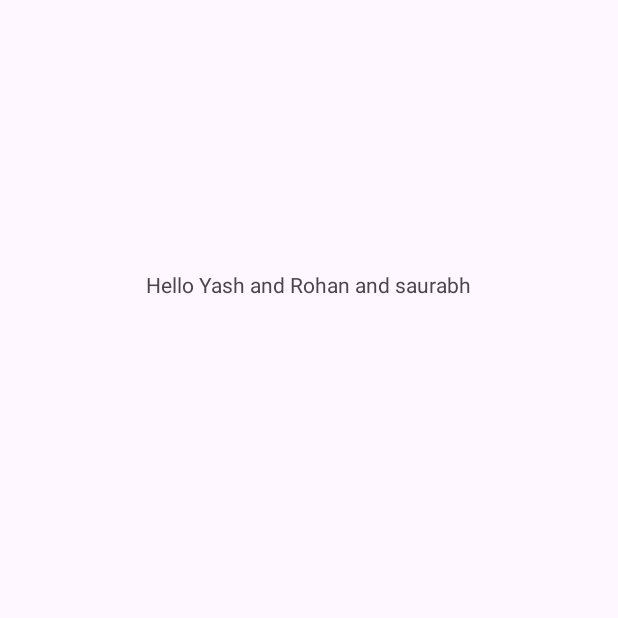
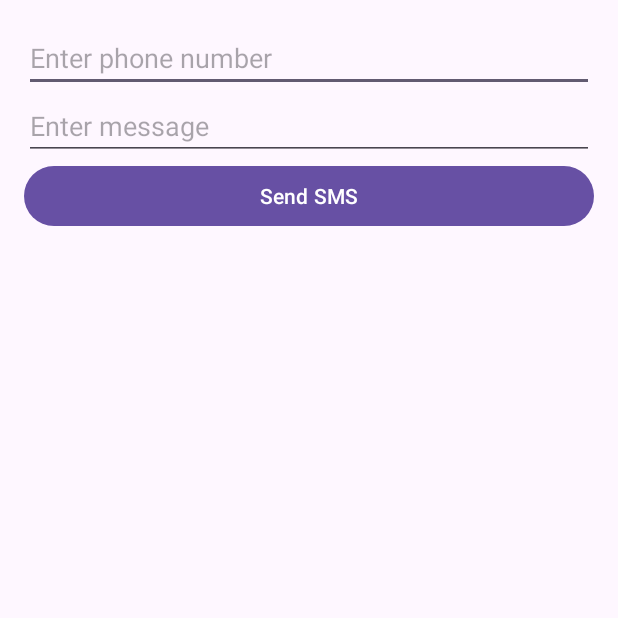
Before and after one commit to saurabh-gawade-29/MyFirstApplication, an Android app: the screen it shows after launch (MainActivity), on a phone screen of 412 x 824 dp, the top half of it. Run offline under Robolectric (Android 15) with nearby library versions, the phone set to English and light mode, and no system bars.

Commit message:
SMS Sending Added

```diff
--- a/app/src/main/java/com/example/myfirstapplication/MainActivity.java
+++ b/app/src/main/java/com/example/myfirstapplication/MainActivity.java
@@ -1,24 +1,59 @@
 package com.example.myfirstapplication;
 
+import androidx.appcompat.app.AppCompatActivity;
+import androidx.core.app.ActivityCompat;
+import androidx.core.content.ContextCompat;
+
+import android.Manifest;
+import android.content.pm.PackageManager;
 import android.os.Bundle;
-
-import androidx.activity.EdgeToEdge;
-import androidx.appcompat.app.AppCompatActivity;
-import androidx.core.graphics.Insets;
-import androidx.core.view.ViewCompat;
-import androidx.core.view.WindowInsetsCompat;
+import android.telephony.SmsManager;
+import android.view.View;
+import android.widget.Button;
+import android.widget.EditText;
+import android.widget.Toast;
 
 public class MainActivity extends AppCompatActivity {
+
+    EditText etPhone, etMessage;
+    Button btnSend;
+
+    private static final int SMS_PERMISSION_CODE = 100;
 
     @Override
     protected void onCreate(Bundle savedInstanceState) {
         super.onCreate(savedInstanceState);
-        EdgeToEdge.enable(this);
         setContentView(R.layout.activity_main);
-        ViewCompat.setOnApplyWindowInsetsListener(findViewById(R.id.main), (v, insets) -> {
-            Insets systemBars = insets.getInsets(WindowInsetsCompat.Type.systemBars());
-            v.setPadding(systemBars.left, systemBars.top, systemBars.right, systemBars.bottom);
-            return insets;
+
+        etPhone = findViewById(R.id.etPhone);
+        etMessage = findViewById(R.id.etMessage);
+        btnSend = findViewById(R.id.btnSend);
+
+        // Check and request permission
+        if (ContextCompat.checkSelfPermission(this, Manifest.permission.SEND_SMS)
+                != PackageManager.PERMISSION_GRANTED) {
+            ActivityCompat.requestPermissions(this,
+                    new String[]{Manifest.permission.SEND_SMS}, SMS_PERMISSION_CODE);
+        }
+
+        btnSend.setOnClickListener(new View.OnClickListener() {
+            @Override
+            public void onClick(View v) {
+                sendSMS();
+            }
         });
     }
+
+    private void sendSMS() {
+        String phone = etPhone.getText().toString();
+        String message = etMessage.getText().toString();
+
+        try {
+            SmsManager smsManager = SmsManager.getDefault();
+            smsManager.sendTextMessage(phone, null, message, null, null);
+            Toast.makeText(this, "SMS Sent!", Toast.LENGTH_SHORT).show();
+        } catch (Exception e) {
+            Toast.makeText(this, "Failed to send SMS: " + e.getMessage(), Toast.LENGTH_LONG).show();
+        }
+    }
 }
--- a/app/src/main/res/layout/activity_main.xml
+++ b/app/src/main/res/layout/activity_main.xml
@@ -1,21 +1,27 @@
-<?xml version="1.0" encoding="utf-8"?>
-<androidx.constraintlayout.widget.ConstraintLayout xmlns:android="http://schemas.android.com/apk/res/android"
-    xmlns:app="http://schemas.android.com/apk/res-auto"
-    xmlns:tools="http://schemas.android.com/tools"
-    android:id="@+id/main"
+<LinearLayout xmlns:android="http://schemas.android.com/apk/res/android"
     android:layout_width="match_parent"
     android:layout_height="match_parent"
-    tools:context=".MainActivity">
+    android:orientation="vertical"
+    android:padding="16dp">
 
-    <TextView
-        android:layout_width="wrap_content"
-        android:layout_height="wrap_content"
-        android:text="Hello Yash and Rohan and saurabh"
-        app:layout_constraintBottom_toBottomOf="parent"
-        app:layout_constraintEnd_toEndOf="parent"
-        app:layout_constraintHorizontal_bias="0.497"
-        app:layout_constraintStart_toStartOf="parent"
-        app:layout_constraintTop_toTopOf="parent"
-        app:layout_constraintVertical_bias="0.224" />
+    <EditText
+        android:id="@+id/etPhone"
+        android:hint="Enter phone number"
+        android:inputType="phone"
+        android:layout_width="match_parent"
+        android:layout_height="wrap_content"/>
 
-</androidx.constraintlayout.widget.ConstraintLayout>
+    <EditText
+        android:id="@+id/etMessage"
+        android:hint="Enter message"
+        android:inputType="text"
+        android:layout_width="match_parent"
+        android:layout_height="wrap_content"/>
+
+    <Button
+        android:id="@+id/btnSend"
+        android:text="Send SMS"
+        android:layout_width="match_parent"
+        android:layout_height="wrap_content"/>
+
+</LinearLayout>
```
Also changed, not shown: app/src/main/AndroidManifest.xml (+8 -0 lines), app/src/main/java/com/example/myfirstapplication/SmsReceiver.java (added, +29 -0 lines).
